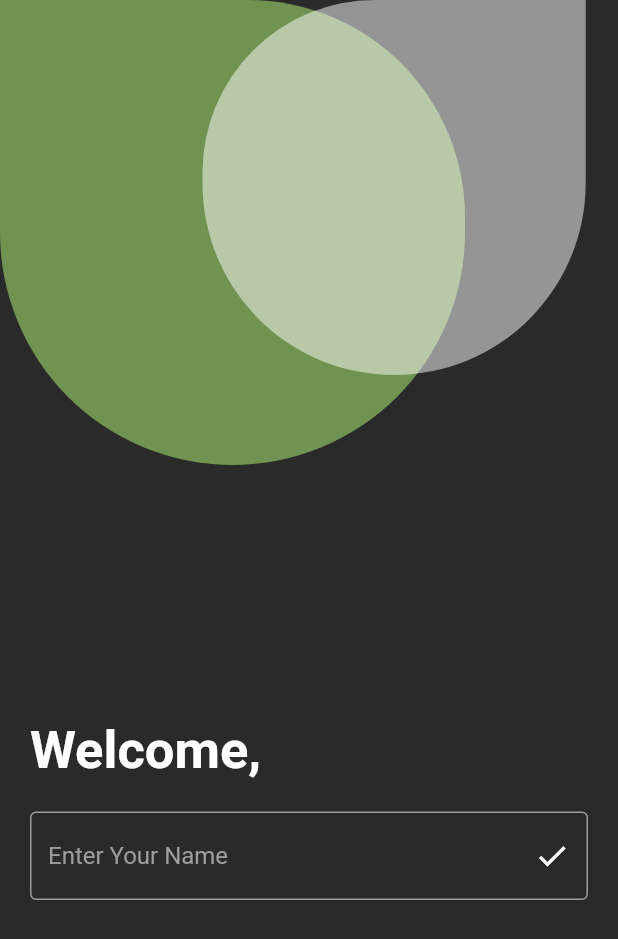
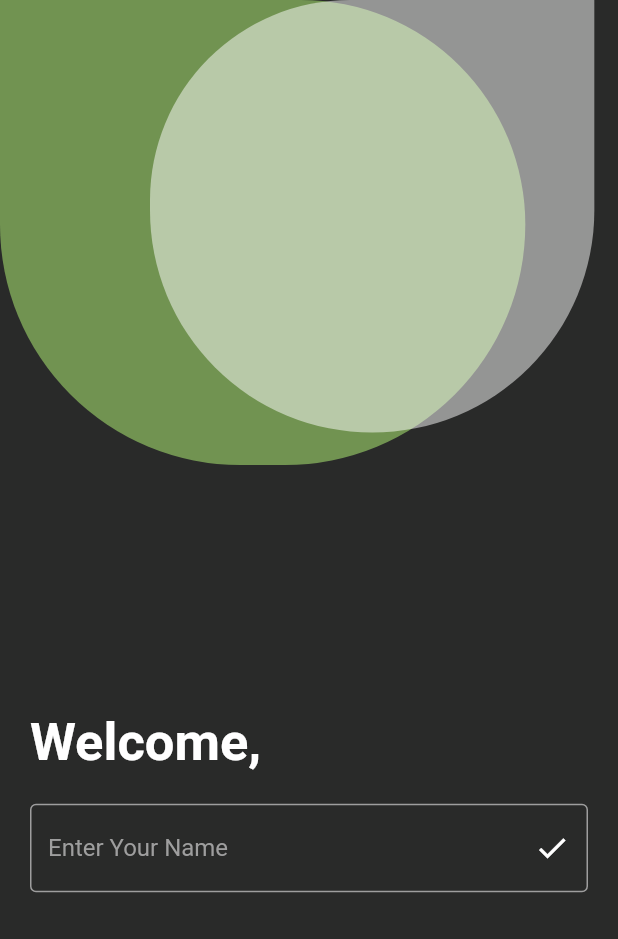
Before and after one commit to REEM-SALEEM/Money_manager, a Flutter app: the screen it shows after launch, on a phone screen of 412 x 824 dp. Shown: the top 939 px of the screen. Run offline on Flutter 3.47's test engine with Material 2 defaults, Android fonts, the phone set to English and light mode, and no system bars; our stand-ins replace flutter_local_notifications, flutter_native_timezone, flutter_slidable, hive_flutter, lottie, rxdart and 5 more; missing offline and left inert: restart_app; accounts and stored records are empty.

Commit message:
first commit

```diff
--- a/lib/main.dart
+++ b/lib/main.dart
@@ -3,6 +3,7 @@ import 'package:flutter/services.dart';
 import 'package:hive_flutter/adapters.dart';
 import 'package:money_manager/model/category/category_model.dart';
 import 'package:money_manager/screen_splash.dart';
+import 'package:sizer/sizer.dart';
 import 'model/transaction/transaction_model.dart';
 import 'package:timezone/data/latest.dart' as tz;
 
@@ -31,6 +32,9 @@ class MyApp extends StatelessWidget {
 
   @override
   Widget build(BuildContext context) {
+    return Sizer(
+      builder: (BuildContext context, Orientation orientation,
+          DeviceType deviceType) {
         return MaterialApp(
           theme: ThemeData(
             primarySwatch: Colors.lightGreen,
@@ -38,5 +42,7 @@ class MyApp extends StatelessWidget {
           debugShowCheckedModeBanner: false,
           home: const ScreenSplash(),
         );
+      },
+    );
   }
 }
--- a/lib/screen_welcome.dart
+++ b/lib/screen_welcome.dart
@@ -1,6 +1,7 @@
 import 'package:flutter/material.dart';
 import 'package:money_manager/screen_navbar.dart';
 import 'package:shared_preferences/shared_preferences.dart';
+import 'package:sizer/sizer.dart';
 
 class ScreenWelcome extends StatefulWidget {
   const ScreenWelcome({super.key});
@@ -16,7 +17,6 @@ class _ScreenWelcomeState extends State<ScreenWelcome> {
 
   @override
   Widget build(BuildContext context) {
-    var mediaquery = MediaQuery.of(context);
     return SafeArea(
       child: Scaffold(
         backgroundColor: const Color.fromARGB(255, 41, 42, 41),
@@ -25,10 +25,11 @@ class _ScreenWelcomeState extends State<ScreenWelcome> {
               mainAxisAlignment: MainAxisAlignment.center,
               crossAxisAlignment: CrossAxisAlignment.start,
               children: [
-                Row(children: [
+                Row( mainAxisAlignment: MainAxisAlignment.spaceBetween,
+                  children: [
                   Stack(children: [
                     Container(
-                      width: 310,
+                      width: 85.w,
                       height: 310,
                       decoration: BoxDecoration(
                         color: const Color.fromARGB(255, 184, 252, 121)
@@ -40,11 +41,15 @@ class _ScreenWelcomeState extends State<ScreenWelcome> {
                         ),
                       ),
                     ),
+
                     Padding(
-                      padding: const EdgeInsets.fromLTRB(135, 0, 0, 0),
-                      child: Container(
-                        width: mediaquery.size.width * 0.62,
-                        height: 250,
+                      padding: const EdgeInsets.fromLTRB(100, 0, 0, 0),
+                      child: Column(
+                        crossAxisAlignment: CrossAxisAlignment.end,
+                        children: [
+                          Container(
+                            width: 71.9.w,
+                            height: 35.h,
                             decoration: BoxDecoration(
                               color: const Color.fromARGB(255, 255, 255, 255)
                                   .withOpacity(0.5),
@@ -55,10 +60,12 @@ class _ScreenWelcomeState extends State<ScreenWelcome> {
                               ),
                             ),
                           ),
+                        ],
+                      ),
                     ),
                   ]),
                 ]),
-                const SizedBox(height: 170),
+                SizedBox(height: 20.h),
                 const Padding(
                   padding: EdgeInsets.fromLTRB(20, 0, 10, 0),
                   child: Text(
--- a/pubspec.yaml
+++ b/pubspec.yaml
@@ -17,7 +17,7 @@ publish_to: 'none' # Remove this line if you wish to publish to pub.dev
 # https://developer.apple.com/library/archive/documentation/General/Reference/InfoPlistKeyReference/Articles/CoreFoundationKeys.html
 # In Windows, build-name is used as the major, minor, and patch parts
 # of the product and file versions while build-number is used as the build suffix.
-version: 1.0.0+3
+version: 1.0.0+4
 
 environment:
   sdk: '>=2.18.1 <3.0.0'
@@ -42,6 +42,7 @@ dependencies:
   flutter_native_timezone: ^2.0.0
   rxdart: ^0.27.6
   timezone: ^0.8.0
+  sizer: ^2.0.15
 
   # The following adds the Cupertino Icons font to your application.
   # Use with the CupertinoIcons class for iOS style icons.
```
Also changed, not shown: lib/category/screen_category.dart (+38 -8 lines), lib/category/widgets/expense.dart (+4 -12 lines), lib/category/widgets/income.dart (+0 -8 lines), lib/refactors/transactions.dart (+8 -4 lines), lib/settings/screen_settings.dart (+5 -3 lines), lib/transactions/screen_transactions.dart (+10 -4 lines), lib/transactions/view/transactions_view.dart (+18 -18 lines), pubspec.lock, 2 other files. Lines whose indentation alone changed are shown as unchanged.
